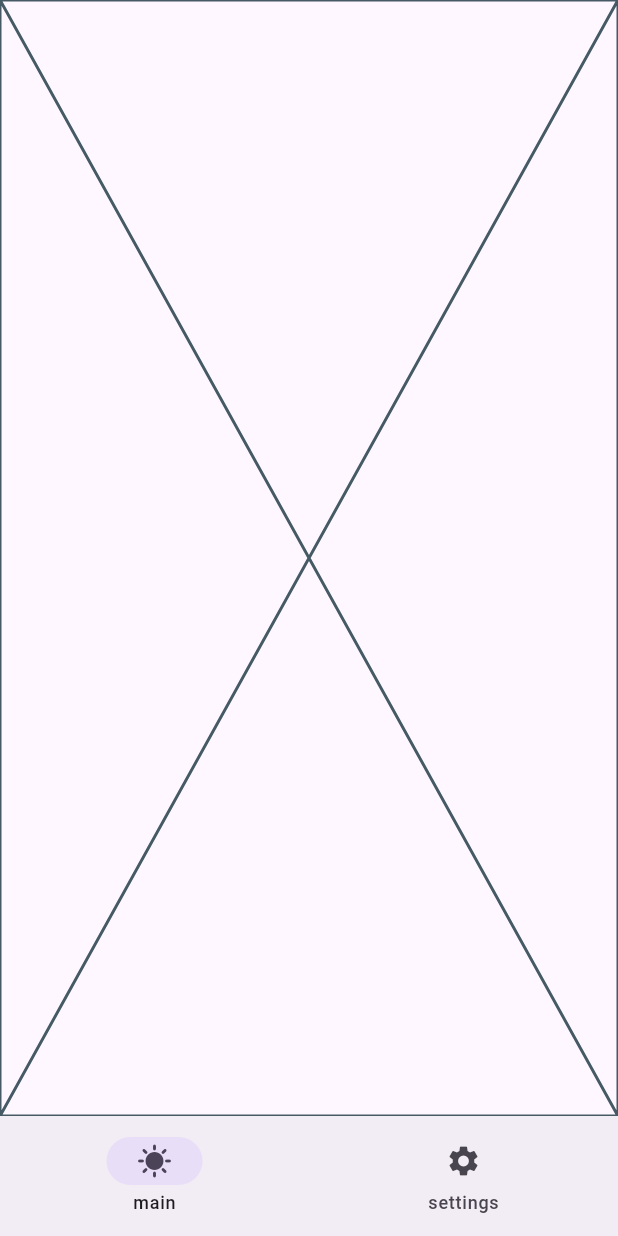
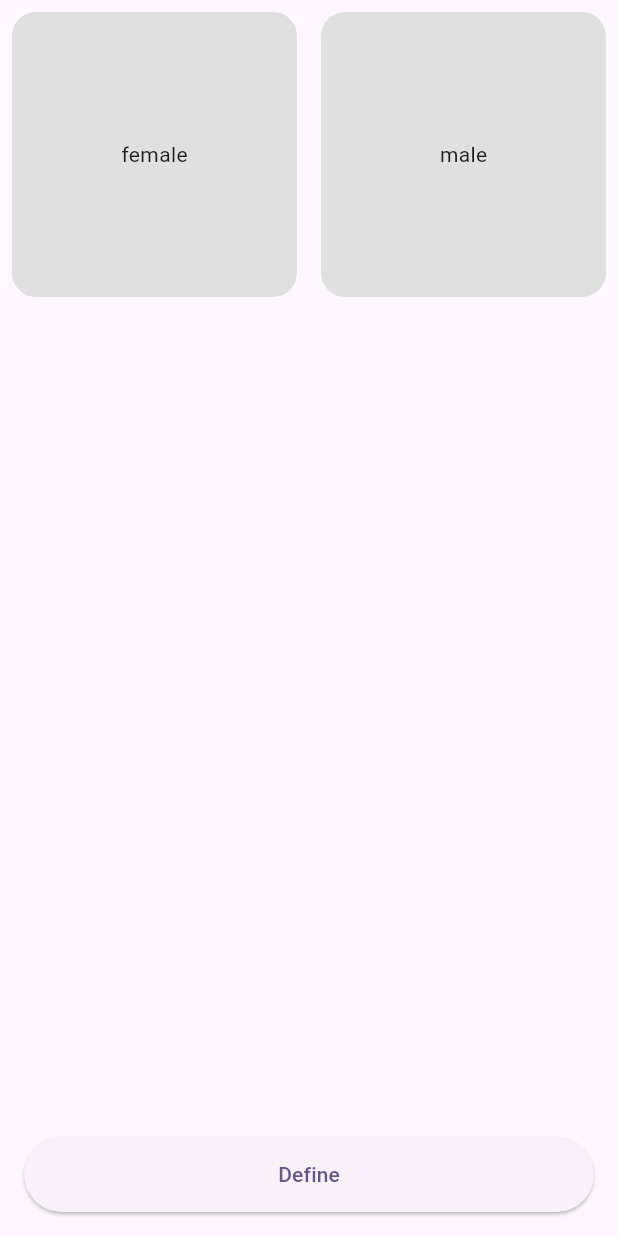
Before and after one commit to samaneTohidi/weather-wear, a Flutter app: the screen it shows after launch, on a phone screen of 412 x 824 dp. Run offline on Flutter 3.47's test engine with Material 3 defaults, Android fonts, the light colour scheme and no system bars; our stand-ins replace bloc, flutter_bloc, shared_preferences.

Commit message:
create CharacterModel, Ui screen Character

```diff
--- /dev/null
+++ b/lib/models/character_model.dart
@@ -0,0 +1,43 @@
+class CharacterModel {
+  final List<GenderOptionModel> character;
+
+  CharacterModel({required this.character});
+}
+
+class GenderOptionModel {
+  final Gender gender;
+  final List<Hair> hair;
+  final List<Eyebrow> eyebrow;
+  final List<Beard>? beard;
+
+  GenderOptionModel(
+      {required this.gender,
+      required this.hair,
+      required this.eyebrow,
+      this.beard});
+}
+
+class Gender {
+  final String name;
+  final List<String> skinColors;
+  Gender({required this.name, required this.skinColors});
+}
+
+class Hair {
+  final List<String> hairStyles;
+  final List<String> hairColors;
+  Hair({required this.hairStyles, required this.hairColors});
+}
+
+class Eyebrow {
+  final List<String> eyebrowStyle;
+  final List<String> eyebrowColors;
+
+  Eyebrow({required this.eyebrowStyle, required this.eyebrowColors});
+}
+
+class Beard {
+  final List<String> beardStyle;
+  final List<String> beardColors;
+  Beard({required this.beardStyle, required this.beardColors});
+}
--- /dev/null
+++ b/lib/screens/avatar/character_screen.dart
@@ -0,0 +1,101 @@
+import 'package:flutter/cupertino.dart';
+import 'package:flutter/material.dart';
+import 'package:shared_preferences/shared_preferences.dart';
+import 'package:weather_wear/screens/main/nav_screen.dart';
+import 'package:weather_wear/screens/weather/weather_screen.dart';
+import '../../models/character_model.dart';
+import '../../utils/character_list.dart';
+
+class CharacterScreen extends StatefulWidget {
+  const CharacterScreen({super.key});
+
+  @override
+  State<CharacterScreen> createState() => _CharacterScreenState();
+}
+
+class _CharacterScreenState extends State<CharacterScreen> {
+  GenderOptionModel? selectedGenderOption;
+
+  void selectGenderOption(GenderOptionModel option) {
+    setState(() {
+      selectedGenderOption = option;
+    });
+  }
+
+  @override
+  Widget build(BuildContext context) {
+    return Scaffold(
+      body: Column(
+        children: [
+          Expanded(
+            child: GridView.count(
+              crossAxisCount: 2,
+              children: List.generate(character.character.length, (index) {
+                return CharacterWidget(index: index, genderOption: character.character[index],onSelect: selectGenderOption);
+              }),
+            ),
+          ),
+          Container(
+            padding: const EdgeInsets.all(16.0),
+            child: Column(
+              children: [
+                DefineButton(),
+              ],
+            ),
+          ),
+        ],
+      ),
+    );
+  }
+}
+
+
+class CharacterWidget extends StatelessWidget {
+  final int index;
+  final GenderOptionModel genderOption;
+  final Function(GenderOptionModel) onSelect;
+
+  CharacterWidget({required this.index , required this.genderOption, required this.onSelect});
+
+  @override
+  Widget build(BuildContext context) {
+    return GestureDetector(
+      onTap: () {
+        onSelect(genderOption);
+        print("Selected character at $index: ${genderOption.gender.name}");
+        saveCharacter(genderOption);
+      },
+      child: Container(
+        margin: EdgeInsets.all(8.0),
+        decoration: BoxDecoration(
+          borderRadius: BorderRadius.circular(16.0),
+          color: Colors.grey[300],
+        ),
+        child: Center(
+          child: Text(genderOption.gender.name),
+        ),
+      ),
+    );
+  }
+}
+
+
+class DefineButton extends StatelessWidget {
+  @override
+  Widget build(BuildContext context) {
+    return ElevatedButton(
+      onPressed: () {
+        Navigator.push(context, MaterialPageRoute(builder: (context) => NavScreen()));
+      },
+      child: Text('Define'),
+      style: ElevatedButton.styleFrom(
+        minimumSize: Size(double.infinity, 50), // double.infinity is the width
+      ),
+    );
+  }
+}
+
+Future<void> saveCharacter(GenderOptionModel character) async{
+  final prefs = await SharedPreferences.getInstance();
+  await prefs.setString('character', character.gender.name);
+}
--- a/lib/screens/main/main.dart
+++ b/lib/screens/main/main.dart
@@ -1,5 +1,7 @@
 import 'package:flutter/material.dart';
 import 'package:weather_wear/screens/main/nav_screen.dart';
+
+import '../avatar/character_screen.dart';
 
 void main() {
   runApp(const MyApp());
@@ -17,7 +19,7 @@ class MyApp extends StatelessWidget {
         colorScheme: ColorScheme.fromSeed(seedColor: Colors.deepPurple),
         useMaterial3: true,
       ),
-      home: NavScreen(),
+      home: CharacterScreen(),
     );
   }
 }
--- a/lib/screens/main/nav_screen.dart
+++ b/lib/screens/main/nav_screen.dart
@@ -3,9 +3,11 @@ import 'package:flutter/cupertino.dart';
 import 'package:flutter/material.dart';
 import 'package:flutter_bloc/flutter_bloc.dart';
 
+import '../avatar/character_screen.dart';
+import '../avatar/cubit/avatar_cubit.dart';
 import '../setting/cubit/setting_cubit.dart';
 import '../setting/setting_screen.dart';
-import '../weather/weather_cubit.dart';
+import '../weather/cubit/weather_cubit.dart';
 import '../weather/weather_screen.dart';
 
 class NavScreen extends StatefulWidget {
@@ -19,7 +21,7 @@ class _NavScreenState extends State<NavScreen> {
   final List<Widget> _pages = [
     BlocProvider(
       create: (context) => WeatherCubit(),
-      child: const WeatherScreen(),
+      child:  WeatherScreen(),
     ),
     BlocProvider(
       create: (context) => SettingCubit(),
@@ -29,7 +31,6 @@ class _NavScreenState extends State<NavScreen> {
 
   @override
   Widget build(BuildContext context) {
-
     return Scaffold(
       body: SafeArea(
         child: _pages[_currentIndex],
--- a/pubspec.yaml
+++ b/pubspec.yaml
@@ -31,6 +31,7 @@ dependencies:
   flutter:
     sdk: flutter
   flutter_bloc: ^8.1.3
+  shared_preferences: ^2.0.6
 
   # The following adds the Cupertino Icons font to your application.
   # Use with the CupertinoIcons class for iOS style icons.
```
Also changed, not shown: lib/screens/avatar/avatar_screen.dart (deleted, +0 -15 lines), lib/utils/character_list.dart (added, +35 -0 lines), lib/screens/weather/cubit/weather_cubit.dart (renamed from lib/screens/weather/weather_cubit.dart), lib/screens/weather/cubit/weather_state.dart (renamed from lib/screens/weather/weather_state.dart), pubspec.lock, 3 other files.
